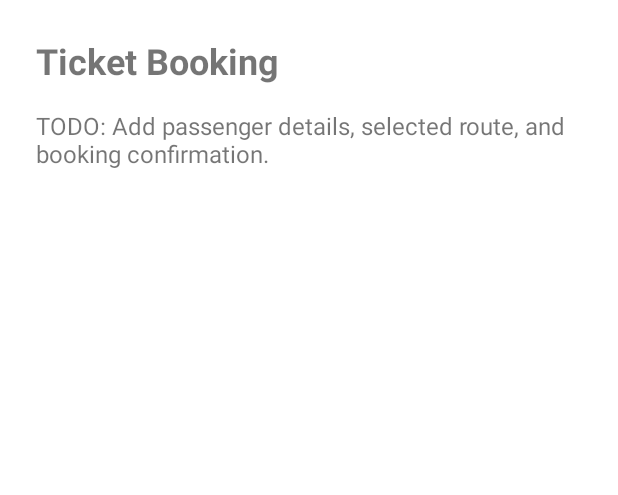
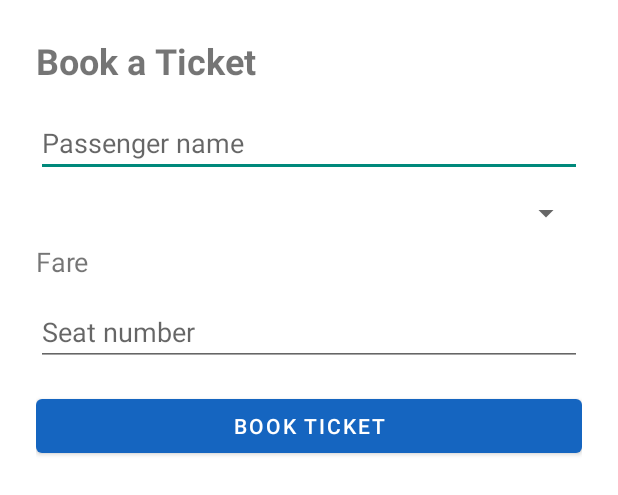
Before and after one commit to kostakis2000/Public-Transport-Management-System, an Android app: the layout activity_booking.xml on its own in the app's theme, with its tools: preview values and no code run, on a phone screen of 412 x 824 dp. Shown: the top 495 px of the screen. Run offline under Robolectric (Android 15) with nearby library versions, the phone set to English and light mode, and no system bars.

Commit message:
display routes

```diff
--- a/android-app/app/src/main/res/layout/activity_booking.xml
+++ b/android-app/app/src/main/res/layout/activity_booking.xml
@@ -1,22 +1,64 @@
 <?xml version="1.0" encoding="utf-8"?>
-<LinearLayout xmlns:android="http://schemas.android.com/apk/res/android"
+<ScrollView xmlns:android="http://schemas.android.com/apk/res/android"
     android:layout_width="match_parent"
-    android:layout_height="match_parent"
+    android:layout_height="match_parent">
+
+    <LinearLayout
+        android:layout_width="match_parent"
+        android:layout_height="wrap_content"
         android:orientation="vertical"
         android:padding="24dp">
 
         <TextView
             android:layout_width="match_parent"
             android:layout_height="wrap_content"
-        android:text="Ticket Booking"
+            android:text="Book a Ticket"
             android:textSize="24sp"
             android:textStyle="bold" />
 
-    <TextView
+        <EditText
+            android:id="@+id/passengerInput"
             android:layout_width="match_parent"
             android:layout_height="wrap_content"
             android:layout_marginTop="16dp"
-        android:text="TODO: Add passenger details, selected route, and booking confirmation."
+            android:hint="Passenger name"
+            android:inputType="textPersonName" />
+
+        <Spinner
+            android:id="@+id/routeSpinner"
+            android:layout_width="match_parent"
+            android:layout_height="wrap_content"
+            android:layout_marginTop="12dp" />
+
+        <TextView
+            android:id="@+id/fareText"
+            android:layout_width="match_parent"
+            android:layout_height="wrap_content"
+            android:layout_marginTop="8dp"
+            android:text="Fare"
+            android:textSize="18sp" />
+
+        <EditText
+            android:id="@+id/seatInput"
+            android:layout_width="match_parent"
+            android:layout_height="wrap_content"
+            android:layout_marginTop="12dp"
+            android:hint="Seat number"
+            android:inputType="number" />
+
+        <Button
+            android:id="@+id/bookButton"
+            android:layout_width="match_parent"
+            android:layout_height="wrap_content"
+            android:layout_marginTop="16dp"
+            android:text="Book ticket" />
+
+        <TextView
+            android:id="@+id/resultText"
+            android:layout_width="match_parent"
+            android:layout_height="wrap_content"
+            android:layout_marginTop="16dp"
             android:textSize="16sp" />
 
     </LinearLayout>
+</ScrollView>
```
Also changed, not shown: android-app/app/src/main/java/com/example/publictransport/ui/booking/BookingActivity.kt (+93 -2 lines). Lines whose indentation alone changed are shown as unchanged.
